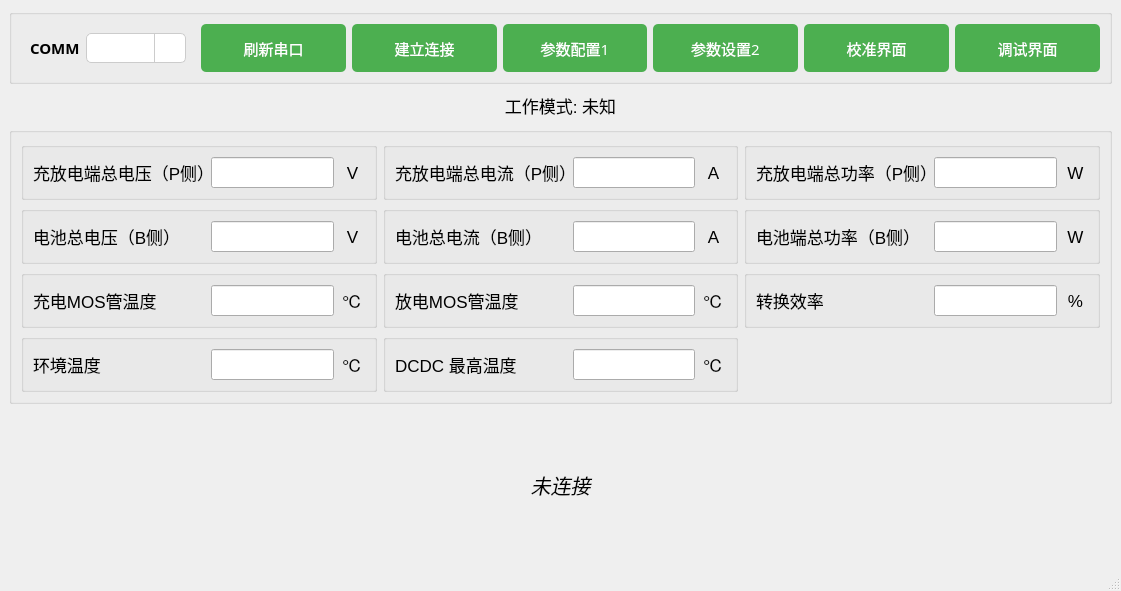
First picture: the form in mainwindow.ui, repository Curtain-Wang/TDB, before the edit.
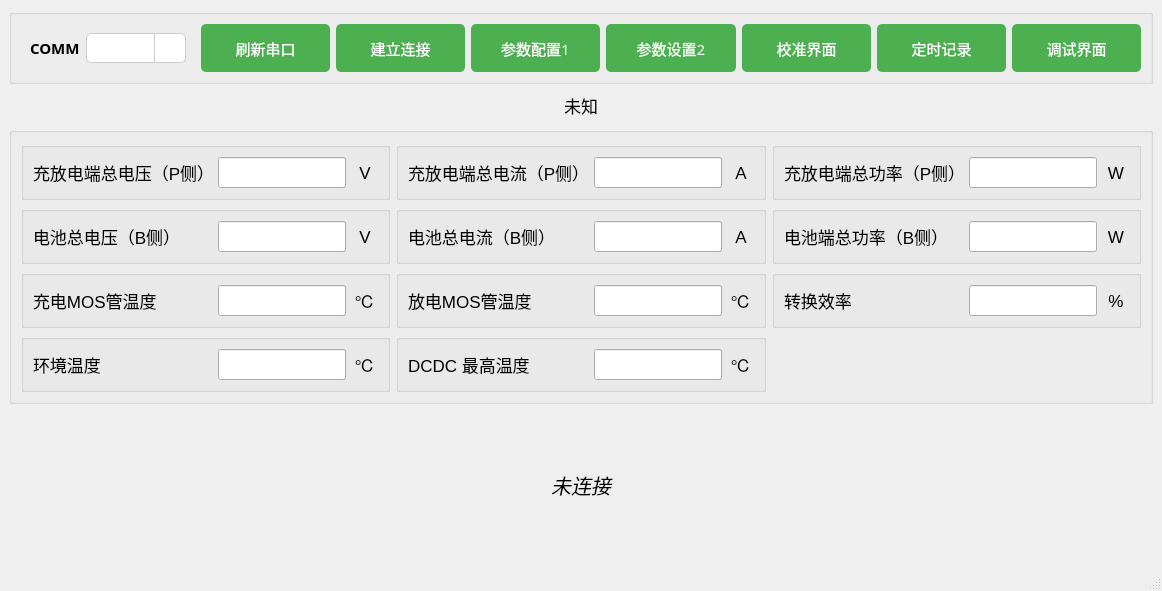
Second picture: the form after the edit. Icons and pictures are not drawn.

Commit message: 新增定时记录

What changed in the file:
```diff
--- a/mainwindow.ui
+++ b/mainwindow.ui
@@ -6,7 +6,7 @@
    <rect>
     <x>0</x>
     <y>0</y>
-    <width>1121</width>
+    <width>1162</width>
     <height>591</height>
    </rect>
   </property>
@@ -361,6 +361,50 @@
          </property>
         </widget>
        </item>
+       <item>
+        <widget class="QPushButton" name="pushButton_7">
+         <property name="minimumSize">
+          <size>
+           <width>0</width>
+           <height>0</height>
+          </size>
+         </property>
+         <property name="maximumSize">
+          <size>
+           <width>150</width>
+           <height>50</height>
+          </size>
+         </property>
+         <property name="font">
+          <font>
+           <family>Microsoft YaHei</family>
+           <pointsize>-1</pointsize>
+          </font>
+         </property>
+         <property name="styleSheet">
+          <string notr="true">QPushButton {
+    background-color: #4CAF50;
+    color: white;
+    border: none;
+    border-radius: 5px;
+    font-size: 15px;
+}
+
+QPushButton:hover {
+    background-color: #45a049;
+}
+
+QPushButton:pressed {
+    background-color: #388E3C; /* 改变颜色，表示按下状态 */
+    border: 1px solid #2E7D32; /* 添加一个边框，提升立体感 */
+}
+</string>
+         </property>
+         <property name="text">
+          <string>定时记录</string>
+         </property>
+        </widget>
+       </item>
        <item>
         <widget class="QPushButton" name="pushButton_6">
          <property name="minimumSize">
@@ -428,7 +472,7 @@
        </font>
       </property>
       <property name="text">
-       <string>工作模式: 未知</string>
+       <string>未知</string>
       </property>
       <property name="alignment">
        <set>Qt::AlignCenter</set>
```
Left out of the diff: 10 changed lines with no effect on the pictures. The commit also changes 8 other files.
